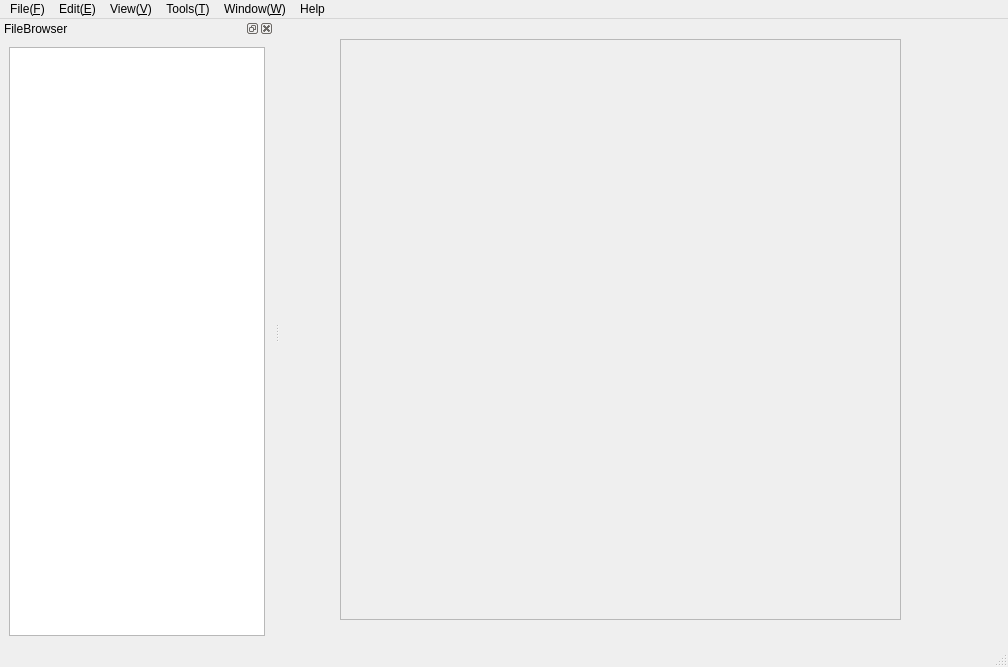
kw81634dr/denoiseapp, file appUI.ui: the form before one commit.
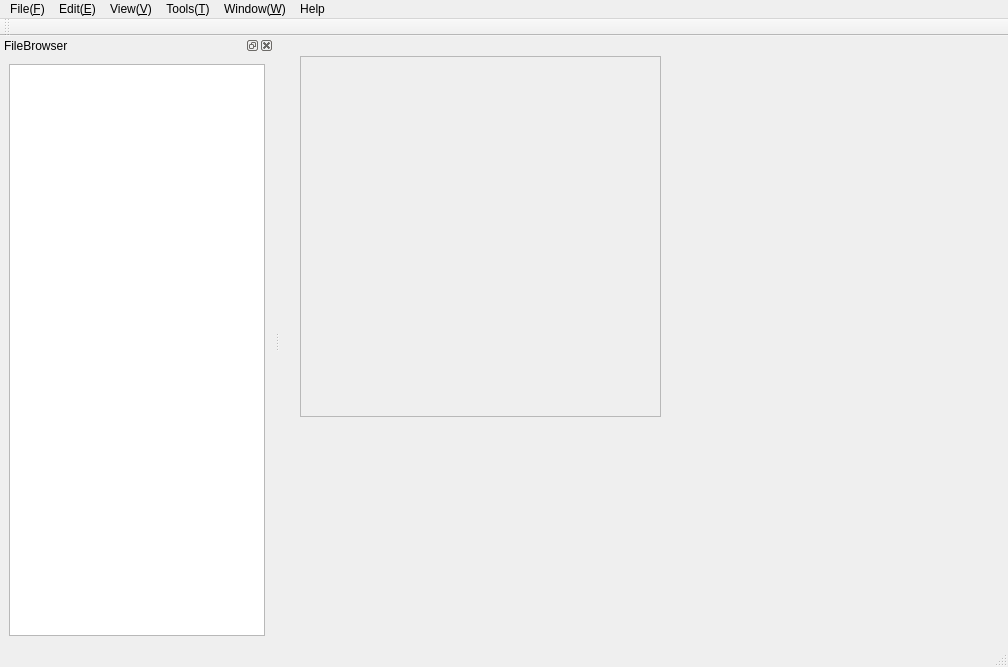
The form after the commit.

What changed in the file:
```diff
--- a/appUI.ui
+++ b/appUI.ui
@@ -17,10 +17,10 @@
    <widget class="QFrame" name="frame_Vtk">
     <property name="geometry">
      <rect>
-      <x>60</x>
+      <x>20</x>
       <y>20</y>
-      <width>561</width>
-      <height>581</height>
+      <width>361</width>
+      <height>361</height>
      </rect>
     </property>
     <property name="frameShape">
@@ -108,6 +108,17 @@
     </layout>
    </widget>
   </widget>
+  <widget class="QToolBar" name="toolBar">
+   <property name="windowTitle">
+    <string>toolBar</string>
+   </property>
+   <attribute name="toolBarArea">
+    <enum>TopToolBarArea</enum>
+   </attribute>
+   <attribute name="toolBarBreak">
+    <bool>false</bool>
+   </attribute>
+  </widget>
   <action name="actionOpen_DICOM_File">
    <property name="text">
     <string>Open DICOM</string>
```
Left out of the diff: 33 changed lines with no effect on the pictures.
